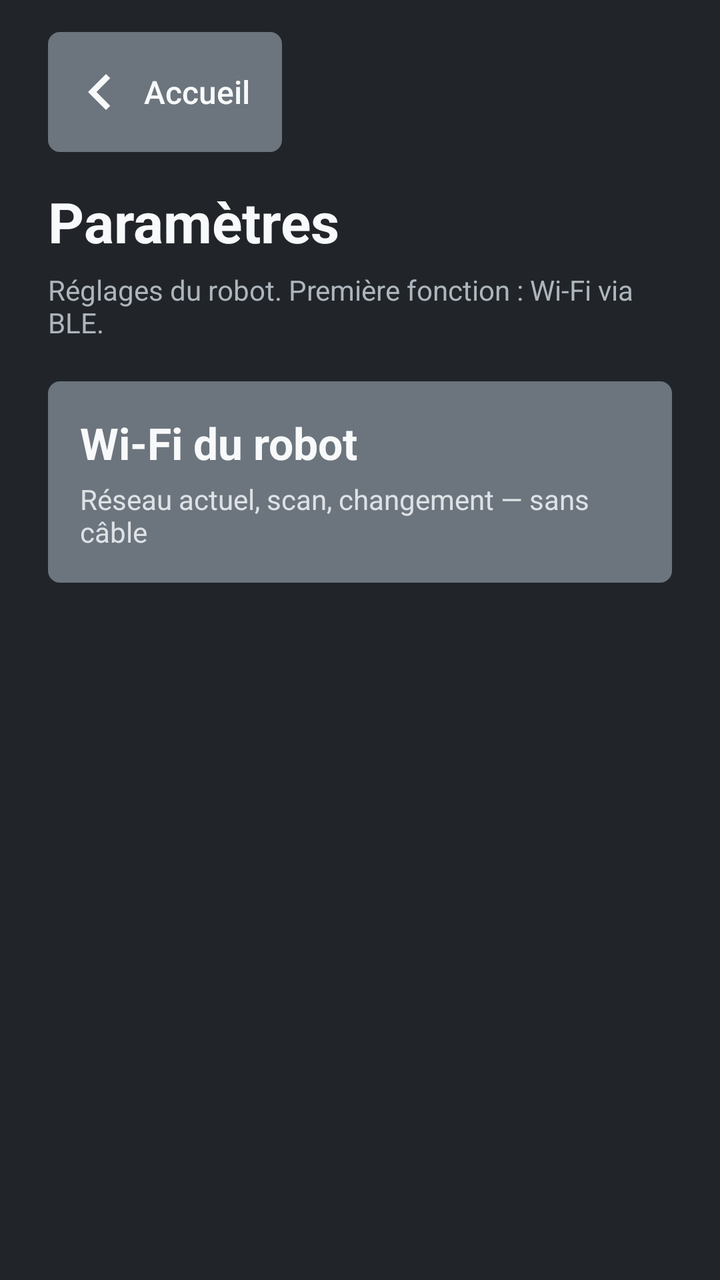
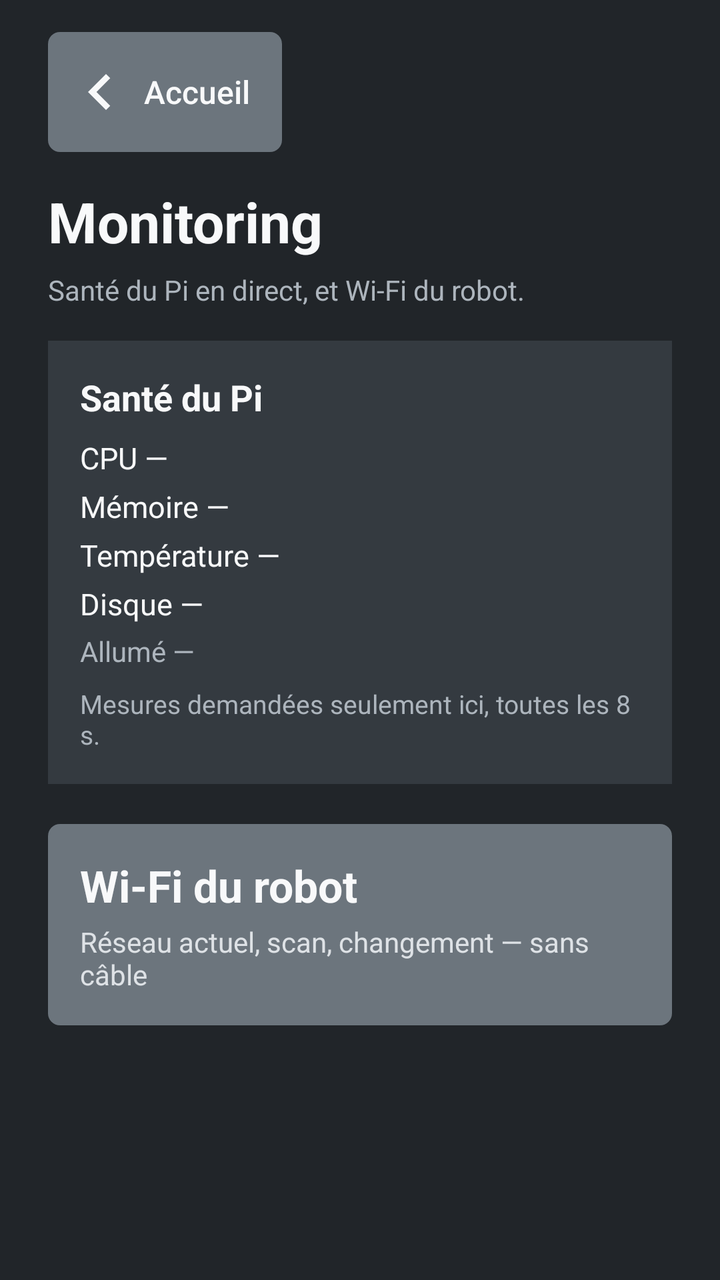

The first picture is an Android layout as it rendered before a commit; the second is the same layout after the commit. The layout source and the unified diff follow.
<!-- AndroidManifest.xml: application theme AppTheme -->
<!-- res/layout/screen_settings.xml -->
<?xml version="1.0" encoding="utf-8"?>
<LinearLayout xmlns:android="http://schemas.android.com/apk/res/android"
    android:layout_width="match_parent"
    android:layout_height="match_parent"
    android:background="@color/bs_dark"
    android:orientation="vertical"
    android:paddingStart="24dp"
    android:paddingEnd="24dp"
    android:paddingTop="16dp"
    android:paddingBottom="20dp">

    <Button
        android:id="@+id/btn_back_home"
        style="@style/Bdx.Btn.Back"
        android:layout_width="wrap_content"
        android:layout_height="wrap_content" />

    <TextView
        android:layout_width="wrap_content"
        android:layout_height="wrap_content"
        android:layout_marginTop="16dp"
        android:text="Paramètres"
        android:textColor="@color/bs_light"
        android:textSize="28sp"
        android:textStyle="bold" />

    <TextView
        android:layout_width="match_parent"
        android:layout_height="wrap_content"
        android:layout_marginTop="6dp"
        android:text="Réglages du robot. Première fonction : Wi‑Fi via BLE."
        android:textColor="@color/bs_muted"
        android:textSize="14sp" />

    <LinearLayout
        android:id="@+id/settings_wifi"
        android:layout_width="match_parent"
        android:layout_height="wrap_content"
        android:layout_marginTop="20dp"
        android:background="@drawable/btn_flat_gray"
        android:clickable="true"
        android:focusable="true"
        android:gravity="center_vertical"
        android:orientation="vertical"
        android:padding="16dp">

        <TextView
            android:layout_width="wrap_content"
            android:layout_height="wrap_content"
            android:text="Wi‑Fi du robot"
            android:textColor="@color/bs_light"
            android:textSize="22sp"
            android:textStyle="bold" />

        <TextView
            android:layout_width="match_parent"
            android:layout_height="wrap_content"
            android:layout_marginTop="4dp"
            android:text="Réseau actuel, scan, changement — sans câble"
            android:textColor="#DEE2E6"
            android:textSize="14sp" />
    </LinearLayout>
</LinearLayout>
<!-- resources referenced by this layout -->
<resources>
  <color name="bs_dark">#212529</color>
  <color name="bs_light">#F8F9FA</color>
  <color name="bs_muted">#ADB5BD</color>
  <!-- drawable btn_flat_gray (drawable) -->
  <?xml version="1.0" encoding="utf-8"?>
  <selector xmlns:android="http://schemas.android.com/apk/res/android">
      <item android:state_pressed="true">
          <shape android:shape="rectangle">
              <solid android:color="@color/bs_gray_press" />
              <corners android:radius="6dp" />
          </shape>
      </item>
      <item>
          <shape android:shape="rectangle">
              <solid android:color="@color/bs_gray" />
              <corners android:radius="6dp" />
          </shape>
      </item>
  </selector>
  <style name="Bdx.Btn.Back" parent="Bdx.Btn">
          <item name="android:background">@drawable/btn_flat_gray</item>
          <item name="android:drawableStart">@drawable/ic_arrow_back</item>
          <item name="android:drawablePadding">4dp</item>
          <item name="android:text">Accueil</item>
          <item name="android:textSize">16sp</item>
          <item name="android:minHeight">52dp</item>
          <item name="android:paddingStart">8dp</item>
          <item name="android:paddingEnd">16dp</item>
      </style>
  <style name="AppTheme" parent="Theme.AppCompat.Light.DarkActionBar">
          <item name="colorPrimary">@color/colorPrimary</item>
          <item name="colorPrimaryDark">@color/colorPrimaryDark</item>
          <item name="colorAccent">@color/colorAccent</item>
      </style>
  <color name="bs_gray_press">#5C636A</color>
  <color name="bs_gray">#6C757D</color>
  <style name="Bdx.Btn" parent="Widget.AppCompat.Button.Borderless">
          <item name="android:stateListAnimator">@null</item>
          <item name="android:elevation">0dp</item>
          <item name="android:textAllCaps">false</item>
          <item name="android:fontFamily">sans-serif-medium</item>
          <item name="android:textColor">@color/bs_light</item>
          <item name="android:padding">12dp</item>
          <item name="android:minHeight">48dp</item>
      </style>
  <!-- drawable ic_arrow_back (drawable) -->
  <?xml version="1.0" encoding="utf-8"?>
  <vector xmlns:android="http://schemas.android.com/apk/res/android"
      android:width="36dp"
      android:height="36dp"
      android:viewportWidth="24"
      android:viewportHeight="24">
      <path
          android:fillColor="#F8F9FA"
          android:pathData="M15.41,7.41L14,6l-6,6 6,6 1.41,-1.41L10.83,12z" />
  </vector>
  <color name="colorPrimary">#0D6EFD</color>
  <color name="colorPrimaryDark">#212529</color>
  <color name="colorAccent">#0DCAF0</color>
</resources>

<!-- the commit's change to res/layout/screen_settings.xml (unified diff, before → after) -->
@@ -19,7 +19,7 @@
         android:layout_width="wrap_content"
         android:layout_height="wrap_content"
         android:layout_marginTop="16dp"
-        android:text="Paramètres"
+        android:text="Monitoring"
         android:textColor="@color/bs_light"
         android:textSize="28sp"
         android:textStyle="bold" />
@@ -28,9 +28,80 @@
         android:layout_width="match_parent"
         android:layout_height="wrap_content"
         android:layout_marginTop="6dp"
-        android:text="Réglages du robot. Première fonction : Wi‑Fi via BLE."
+        android:text="Santé du Pi en direct, et Wi‑Fi du robot."
         android:textColor="@color/bs_muted"
         android:textSize="14sp" />
+
+    <LinearLayout
+        android:layout_width="match_parent"
+        android:layout_height="wrap_content"
+        android:layout_marginTop="16dp"
+        android:background="@color/bs_dark_2"
+        android:orientation="vertical"
+        android:padding="16dp">
+
+        <TextView
+            android:layout_width="wrap_content"
+            android:layout_height="wrap_content"
+            android:text="Santé du Pi"
+            android:textColor="@color/bs_light"
+            android:textSize="18sp"
+            android:textStyle="bold" />
+
+        <TextView
+            android:id="@+id/sys_cpu"
+            android:layout_width="match_parent"
+            android:layout_height="wrap_content"
+            android:layout_marginTop="8dp"
+            android:text="CPU —"
+            android:textColor="@color/bs_light"
+            android:textSize="15sp" />
+
+        <TextView
+            android:id="@+id/sys_mem"
+            android:layout_width="match_parent"
+            android:layout_height="wrap_content"
+            android:layout_marginTop="4dp"
+            android:text="Mémoire —"
+            android:textColor="@color/bs_light"
+            android:textSize="15sp" />
+
+        <TextView
+            android:id="@+id/sys_temp"
+            android:layout_width="match_parent"
+            android:layout_height="wrap_content"
+            android:layout_marginTop="4dp"
+            android:text="Température —"
+            android:textColor="@color/bs_light"
+            android:textSize="15sp" />
+
+        <TextView
+            android:id="@+id/sys_disk"
+            android:layout_width="match_parent"
+            android:layout_height="wrap_content"
+            android:layout_marginTop="4dp"
+            android:text="Disque —"
+            android:textColor="@color/bs_light"
+            android:textSize="15sp" />
+
+        <TextView
+            android:id="@+id/sys_up"
+            android:layout_width="match_parent"
+            android:layout_height="wrap_content"
+            android:layout_marginTop="4dp"
+            android:text="Allumé —"
+            android:textColor="@color/bs_muted"
+            android:textSize="14sp" />
+
+        <TextView
+            android:id="@+id/sys_hint"
+            android:layout_width="match_parent"
+            android:layout_height="wrap_content"
+            android:layout_marginTop="8dp"
+            android:text="Mesures demandées seulement ici, toutes les 8 s."
+            android:textColor="@color/bs_muted"
+            android:textSize="13sp" />
+    </LinearLayout>
 
     <LinearLayout
         android:id="@+id/settings_wifi"
<!-- resource entries referenced after the edit -->
@@ -1,6 +1,7 @@
 <!-- resources referenced by this layout -->
 <resources>
   <color name="bs_dark">#212529</color>
+  <color name="bs_dark_2">#343A40</color>
   <color name="bs_light">#F8F9FA</color>
   <color name="bs_muted">#ADB5BD</color>
   <!-- drawable btn_flat_gray (drawable) -->
